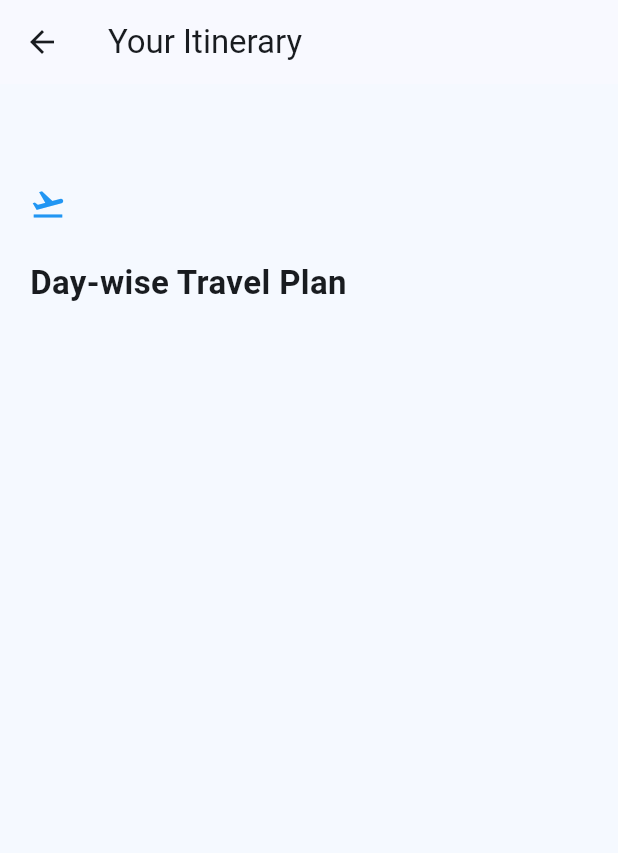
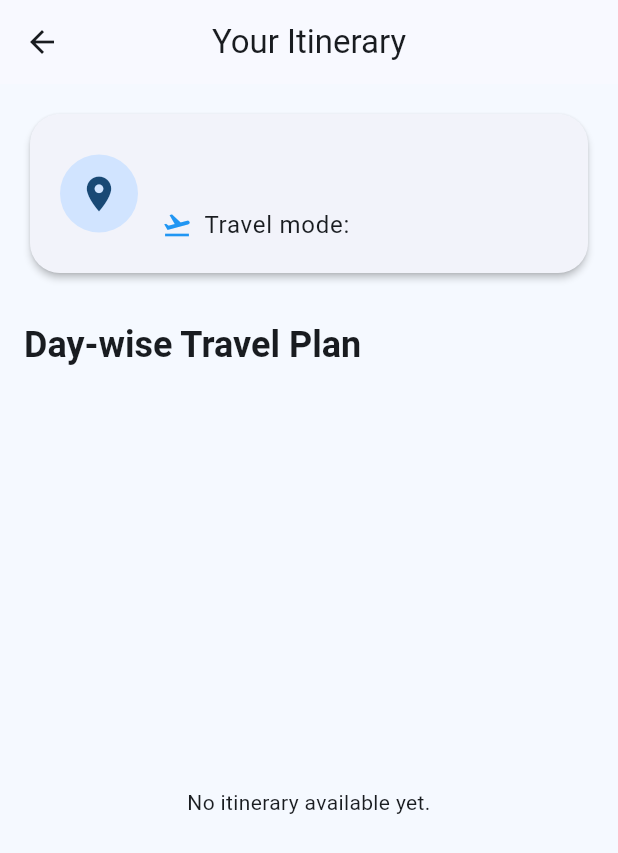
Before and after one commit to vijayahasini2007/smart_travel_planner, a Flutter app: the ItineraryScreen screen opened directly with empty values, on a phone screen of 412 x 824 dp. Shown: the top 853 px of the screen. Run offline on Flutter 3.47's test engine with Material 3 defaults, Android fonts, the light colour scheme and no system bars.

Commit message:
Improve responsive itinerary screen layout

```diff
--- a/lib/screens/itinerary_screen.dart
+++ b/lib/screens/itinerary_screen.dart
@@ -1,3 +1,4 @@
+
 import 'package:flutter/material.dart';
 
 class ItineraryScreen extends StatelessWidget {
@@ -16,66 +17,144 @@ class ItineraryScreen extends StatelessWidget {
   Widget build(BuildContext context) {
     return Scaffold(
       appBar: AppBar(
-        title: const Text("Your Itinerary"),
+        title: const Text('Your Itinerary'),
+        centerTitle: true,
       ),
-      body: Padding(
-        padding: const EdgeInsets.all(20),
+      body: LayoutBuilder(
+        builder: (context, constraints) {
+          final isWideScreen = constraints.maxWidth >= 700;
+
+          return Center(
+            child: ConstrainedBox(
+              constraints: const BoxConstraints(maxWidth: 1000),
+              child: Padding(
+                padding: EdgeInsets.all(isWideScreen ? 32 : 16),
                 child: Column(
                   crossAxisAlignment: CrossAxisAlignment.start,
                   children: [
+                    Card(
+                      elevation: 2,
+                      shape: RoundedRectangleBorder(
+                        borderRadius: BorderRadius.circular(20),
+                      ),
+                      child: Padding(
+                        padding: EdgeInsets.all(
+                          isWideScreen ? 28 : 20,
+                        ),
+                        child: Row(
+                          children: [
+                            CircleAvatar(
+                              radius: isWideScreen ? 32 : 26,
+                              backgroundColor:
+                                  Theme.of(context).colorScheme.primaryContainer,
+                              child: Icon(
+                                Icons.location_on,
+                                size: isWideScreen ? 34 : 28,
+                                color: Theme.of(context)
+                                    .colorScheme
+                                    .onPrimaryContainer,
+                              ),
+                            ),
+                            const SizedBox(width: 16),
+                            Expanded(
+                              child: Column(
+                                crossAxisAlignment:
+                                    CrossAxisAlignment.start,
+                                children: [
                                   Text(
                                     destination,
-              style: const TextStyle(
-                fontSize: 28,
+                                    style: TextStyle(
+                                      fontSize: isWideScreen ? 30 : 24,
                                       fontWeight: FontWeight.bold,
                                     ),
                                   ),
-
                                   const SizedBox(height: 8),
-
                                   Row(
                                     children: [
-                const Icon(Icons.flight_takeoff, color: Colors.blue),
+                                      const Icon(
+                                        Icons.flight_takeoff,
+                                        color: Colors.blue,
+                                        size: 20,
+                                      ),
                                       const SizedBox(width: 8),
-                Text(
-                  travelMode,
-                  style: const TextStyle(fontSize: 16),
+                                      Flexible(
+                                        child: Text(
+                                          'Travel mode: $travelMode',
+                                          style: Theme.of(context)
+                                              .textTheme
+                                              .bodyLarge,
+                                        ),
                                       ),
                                     ],
                                   ),
-
-            const SizedBox(height: 25),
-
-            const Text(
-              "Day-wise Travel Plan",
+                                ],
+                              ),
+                            ),
+                          ],
+                        ),
+                      ),
+                    ),
+                    const SizedBox(height: 28),
+                    Text(
+                      'Day-wise Travel Plan',
+                      style: Theme.of(context).textTheme.headlineSmall
+                          ?.copyWith(fontWeight: FontWeight.bold),
+                    ),
+                    const SizedBox(height: 16),
+                    Expanded(
+                      child: itinerary.isEmpty
+                          ? const Center(
+                              child: Text(
+                                'No itinerary available yet.',
+                                textAlign: TextAlign.center,
+                              ),
+                            )
+                          : ListView.builder(
+                              itemCount: itinerary.length,
+                              itemBuilder: (context, index) {
+                                return Card(
+                                  margin: const EdgeInsets.only(bottom: 14),
+                                  elevation: 2,
+                                  shape: RoundedRectangleBorder(
+                                    borderRadius: BorderRadius.circular(16),
+                                  ),
+                                  child: Padding(
+                                    padding: EdgeInsets.all(
+                                      isWideScreen ? 20 : 12,
+                                    ),
+                                    child: ListTile(
+                                      contentPadding: EdgeInsets.zero,
+                                      leading: CircleAvatar(
+                                        radius: 23,
+                                        backgroundColor: Theme.of(context)
+                                            .colorScheme
+                                            .primary,
+                                        child: Text(
+                                          '${index + 1}',
                                           style: TextStyle(
-                fontSize: 22,
+                                            color: Theme.of(context)
+                                                .colorScheme
+                                                .onPrimary,
                                             fontWeight: FontWeight.bold,
                                           ),
                                         ),
-
-            const SizedBox(height: 15),
-
-            Expanded(
-              child: ListView.builder(
-                itemCount: itinerary.length,
-                itemBuilder: (context, index) {
-                  return Card(
-                    elevation: 3,
-                    margin: const EdgeInsets.only(bottom: 15),
-                    shape: RoundedRectangleBorder(
-                      borderRadius: BorderRadius.circular(15),
                                       ),
-                    child: ListTile(
-                      leading: CircleAvatar(
-                        backgroundColor: Colors.blue,
-                        child: Text(
-                          "${index + 1}",
-                          style: const TextStyle(color: Colors.white),
+                                      title: Text(
+                                        'Day ${index + 1}',
+                                        style: const TextStyle(
+                                          fontWeight: FontWeight.bold,
                                         ),
                                       ),
-                      title: Text("Day ${index + 1}"),
-                      subtitle: Text(itinerary[index]),
+                                      subtitle: Padding(
+                                        padding:
+                                            const EdgeInsets.only(top: 6),
+                                        child: Text(
+                                          itinerary[index],
+                                          style: const TextStyle(height: 1.4),
+                                        ),
+                                      ),
+                                      isThreeLine: true,
+                                    ),
                                   ),
                                 );
                               },
@@ -84,6 +163,10 @@ class ItineraryScreen extends StatelessWidget {
                   ],
                 ),
               ),
+            ),
+          );
+        },
+      ),
     );
   }
 }
```
Lines whose indentation alone changed are shown as unchanged.
